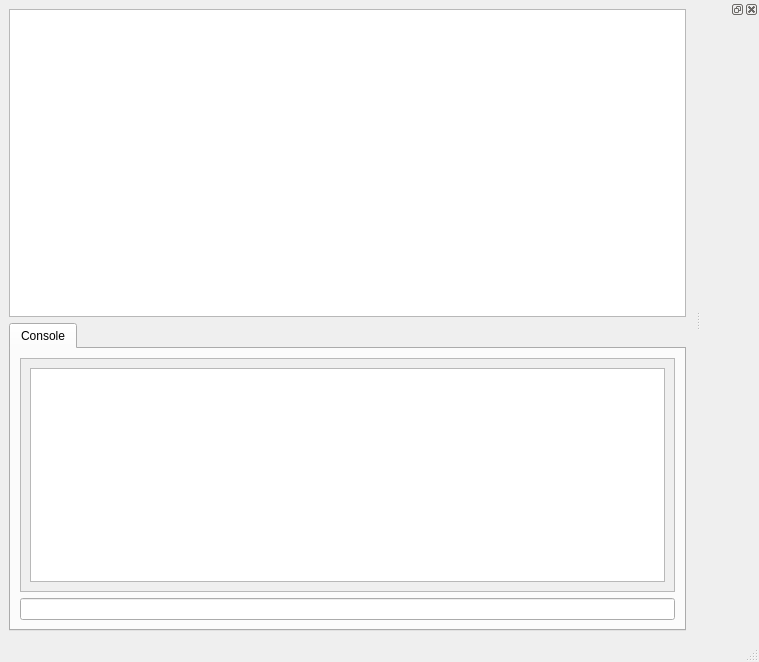
PembrokeNS/sakusen, file kiai/mainWindow.ui: the form before one commit.
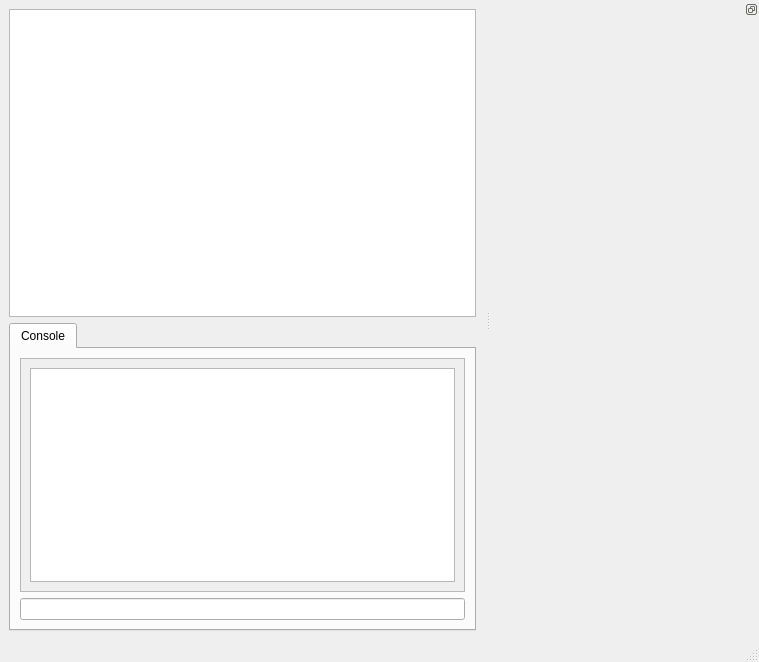
The form after the commit. Custom widgets are drawn as their Qt base class.

Commit message: Make the settings dialog behave slightly more friendlily Signed-off-by: Michael Donaghy <md401@tommy.(none)>

```diff
--- a/kiai/mainWindow.ui
+++ b/kiai/mainWindow.ui
@@ -38,8 +38,8 @@
             <rect>
              <x>0</x>
              <y>0</y>
-             <width>484</width>
-             <height>212</height>
+             <width>391</width>
+             <height>216</height>
             </rect>
            </property>
            <layout class="QHBoxLayout" name="horizontalLayout">
@@ -71,10 +71,35 @@
   </widget>
   <widget class="QStatusBar" name="statusbar"/>
   <widget class="QDockWidget" name="dock">
+   <property name="sizePolicy">
+    <sizepolicy hsizetype="Preferred" vsizetype="Preferred">
+     <horstretch>0</horstretch>
+     <verstretch>0</verstretch>
+    </sizepolicy>
+   </property>
+   <property name="features">
+    <set>QDockWidget::DockWidgetFloatable|QDockWidget::DockWidgetMovable</set>
+   </property>
    <attribute name="dockWidgetArea">
     <number>2</number>
    </attribute>
-   <widget class="QWidget" name="dockWidgetContents"/>
+   <widget class="QWidget" name="dockWidgetContents">
+    <layout class="QHBoxLayout" name="horizontalLayout_3">
+     <item>
+      <spacer name="horizontalSpacer">
+       <property name="orientation">
+        <enum>Qt::Horizontal</enum>
+       </property>
+       <property name="sizeHint" stdset="0">
+        <size>
+         <width>250</width>
+         <height>20</height>
+        </size>
+       </property>
+      </spacer>
+     </item>
+    </layout>
+   </widget>
   </widget>
  </widget>
  <customwidgets>
```
Left out of the diff: 2 changed lines with no effect on the pictures. The commit also changes 1 other file.
